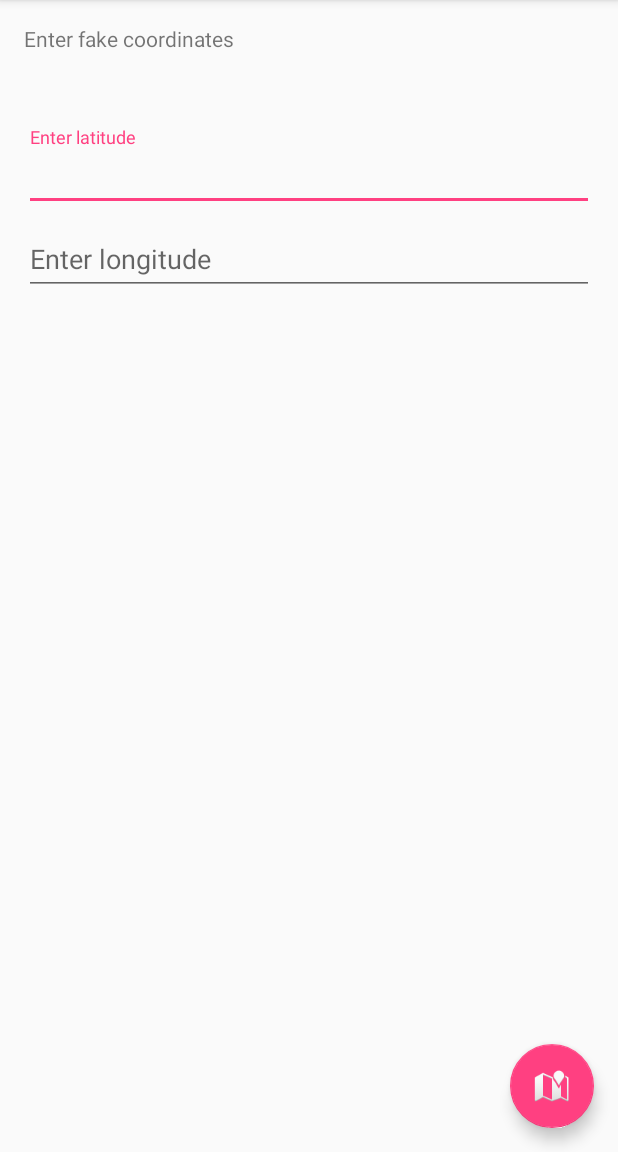
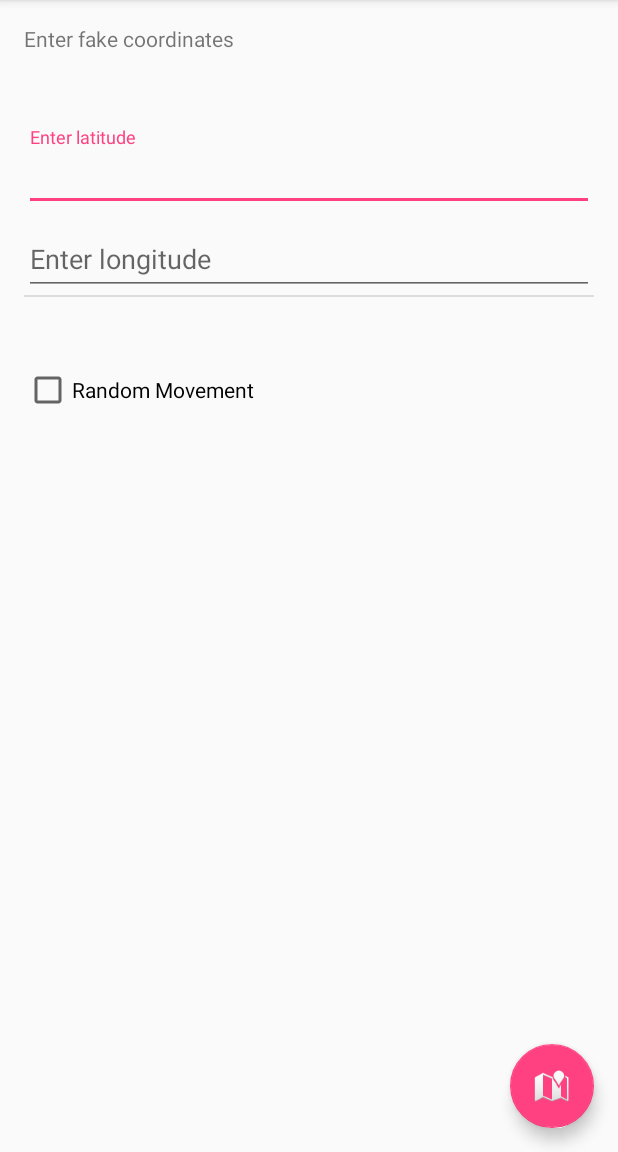
Before and after one commit to stanpalatnik/real-fake-gps, an Android app: the screen it shows after launch (MainActivity), on a phone screen of 412 x 824 dp, the part 84-1236 px from its top. Run offline under Robolectric (Android 15) with nearby library versions, the phone set to English and light mode, and no system bars.

Commit message:
Add ability to have random movement around chosen GPS coordinates

```diff
--- a/app/src/main/res/layout/content_main.xml
+++ b/app/src/main/res/layout/content_main.xml
@@ -60,6 +60,24 @@
 
         </android.support.design.widget.TextInputLayout>
 
+        <View style="@style/Divider"/>
+
+        <CheckBox
+            android:text="Random Movement"
+            android:layout_width="wrap_content"
+            android:layout_height="wrap_content"
+            android:layout_below="@+id/email_login_form"
+            android:layout_alignEnd="@+id/textView"
+            android:layout_marginTop="46dp"
+            android:id="@+id/checkBox"
+            android:contentDescription="Check to have gps slightly move around your chosen coordinates" />
+
+        <android.support.design.widget.TextInputLayout
+            android:layout_width="match_parent"
+            android:layout_height="wrap_content">
+
+        </android.support.design.widget.TextInputLayout>
+
     </LinearLayout>
 
 </RelativeLayout>
--- a/app/src/main/res/values/styles.xml
+++ b/app/src/main/res/values/styles.xml
@@ -17,4 +17,10 @@
 
     <style name="AppTheme.PopupOverlay" parent="ThemeOverlay.AppCompat.Light" />
 
+    <style name="Divider">
+        <item name="android:layout_width">match_parent</item>
+        <item name="android:layout_height">1dp</item>
+        <item name="android:background">?android:attr/listDivider</item>
+    </style>
+
 </resources>
```
Also changed, not shown: app/src/main/java/spalatnik/com/realfakegps/MainActivity.java (+19 -0 lines), app/src/main/java/spalatnik/com/realfakegps/util/FakeGPS.java (+39 -11 lines), app/src/main/java/spalatnik/com/realfakegps/util/LocationUtil.java (added, +23 -0 lines).
